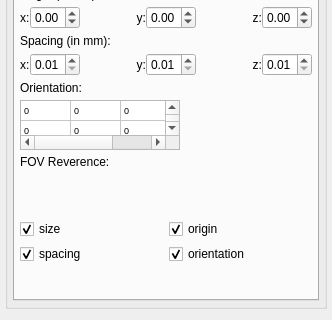
Old version of the form Plugins/org.mitk.gui.qt.matchpoint.visualizer/src/internal/QmitkMatchPointRegistrationVisualizer.ui in the repository MITK/MITK; both pictures show x 0 to 332 and y 418 to 738 of the 332 by 738 pixel window.
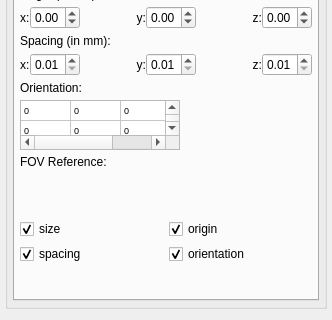
New version of the form. Custom widgets are drawn as their Qt base class.

Diff of the .ui file:
```diff
--- a/Plugins/org.mitk.gui.qt.matchpoint.visualizer/src/internal/QmitkMatchPointRegistrationVisualizer.ui
+++ b/Plugins/org.mitk.gui.qt.matchpoint.visualizer/src/internal/QmitkMatchPointRegistrationVisualizer.ui
@@ -1435,7 +1435,7 @@
           <item>
            <widget class="QLabel" name="label_26">
             <property name="text">
-             <string>FOV Reverence:</string>
+             <string>FOV Reference:</string>
             </property>
            </widget>
           </item>
```
